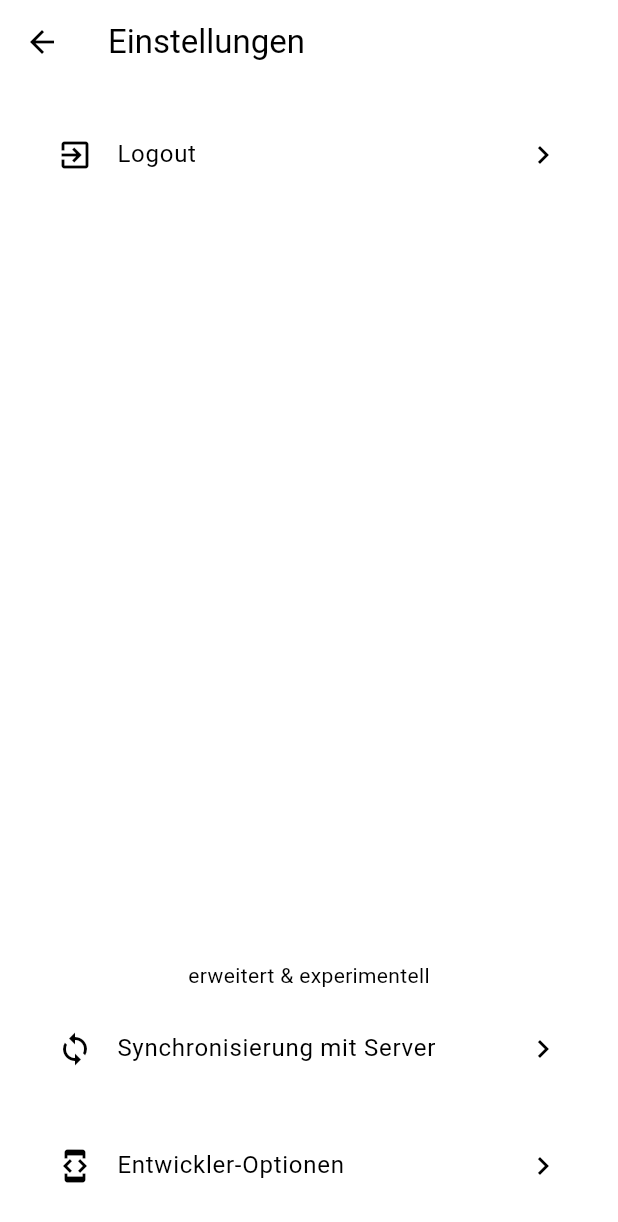
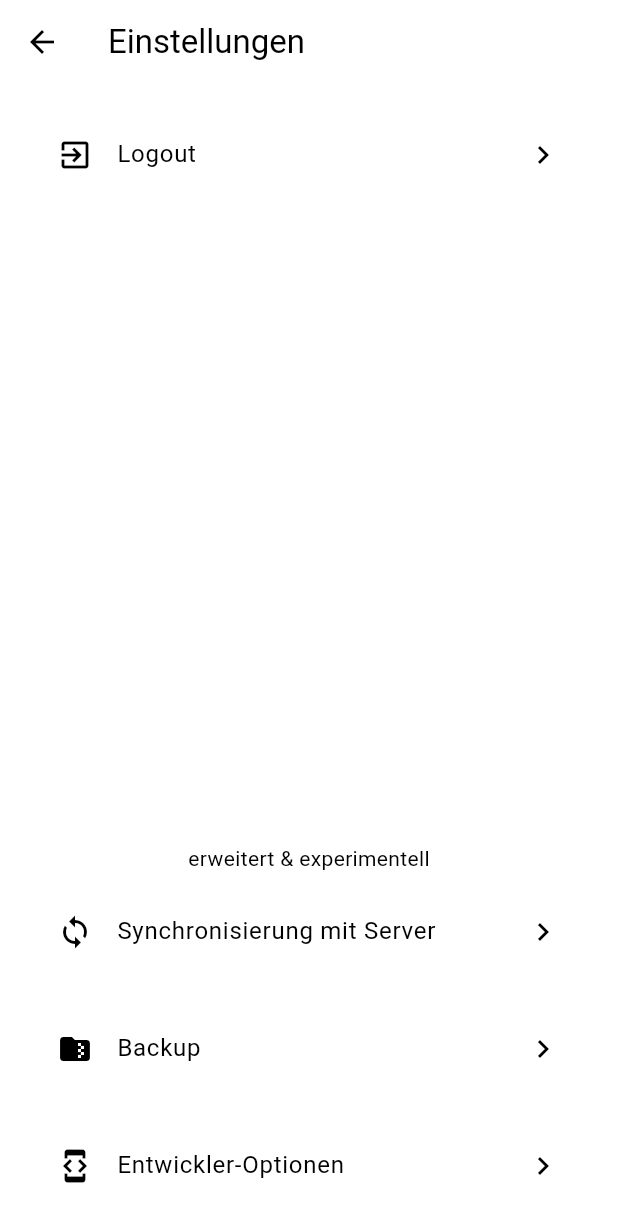
Before and after one commit to Mastbau-FN/inspector-frontend, a Flutter app: the SettingsView screen opened directly, on a phone screen of 412 x 824 dp. Shown: the top 1222 px of the screen. Run offline on Flutter 3.47's test engine with Material 2 defaults, Android fonts, the phone set to English and light mode, and no system bars; drawn by our look-alikes of dynamic_color; our stand-ins replace awesome_notifications, camera, connectivity_plus, envied, flutter_map, flutter_secure_storage and 9 more; missing offline and left inert: localstore, map_launcher; accounts and stored records are empty; generated files the repository leaves out were written again.

Commit message:
added backup tile

```diff
--- a/lib/pages/settings/settingsView.dart
+++ b/lib/pages/settings/settingsView.dart
@@ -1,3 +1,5 @@
+import 'dart:io';
+
 import 'package:MBG_Inspektionen/backend/failedRequestManager.dart';
 import 'package:MBG_Inspektionen/backend/offlineProvider.dart';
 import 'package:MBG_Inspektionen/backend/progressManagerStateNotifier.dart';
@@ -7,11 +9,14 @@ import 'package:MBG_Inspektionen/options.dart';
 import 'package:MBG_Inspektionen/pages/settings/developerSettings.dart';
 import 'package:MBG_Inspektionen/fragments/loadingscreen/loadingView.dart';
 import 'package:MBG_Inspektionen/widgets/MyListTile1.dart';
+import 'package:archive/archive_io.dart';
 import 'package:flutter/material.dart';
 import 'package:MBG_Inspektionen/pages/login/loginModel.dart';
+import 'package:path_provider/path_provider.dart';
 import 'package:provider/provider.dart';
 
 import 'package:MBG_Inspektionen/l10n/locales.dart';
+import 'package:share_plus/share_plus.dart';
 import 'package:shared_preferences/shared_preferences.dart';
 
 import '../../widgets/openNewViewTile.dart';
@@ -46,11 +51,104 @@ class SettingsView extends StatelessWidget {
             Divider(),
             Text(S.of(context).advancedSettingsHeadline),
             if (Options().canBeOffline) UploadSyncTile(),
+            if (Options().canBeOffline) BackupTile(),
             developerOptions,
             // DeleteCachedImages(),
           ],
         ),
       ),
+    );
+  }
+}
+
+class BackupTile extends StatefulWidget {
+  const BackupTile({super.key});
+
+  @override
+  State<BackupTile> createState() => _BackupTileState();
+}
+
+class _BackupTileState extends State<BackupTile> {
+  var loading = false;
+  bool? success = null;
+  var progress = 0.0;
+
+  void onPress(BuildContext context) async {
+    setState(() {
+      loading = true;
+    });
+
+    Directory? appDocDirectory = await getExternalStorageDirectory();
+    if (appDocDirectory == null) {
+      setState(() {
+        success = false;
+        loading = false;
+      });
+      showToast('couldnt get directory');
+      return;
+    }
+    try {
+      var encoder = ZipFileEncoder();
+      encoder.create(appDocDirectory.path + "/" + 'backup.zip');
+      await encoder.addDirectory(Directory(appDocDirectory.path),
+          onProgress: (progress) {
+        setState(() {
+          this.progress = progress;
+        });
+      });
+      encoder.close();
+      setState(() {
+        success = true;
+        loading = false;
+      });
+      showToast('backup created');
+      Share.shareXFiles(
+        [XFile(appDocDirectory.path + "/" + 'backup.zip')],
+        text: 'Backup von MBG Inspektionen',
+        subject: 'Backup von MBG Inspektionen',
+      );
+    } catch (e) {
+      setState(() {
+        success = false;
+        loading = false;
+      });
+      showToast('couldnt create backup');
+    }
+  }
+
+  @override
+  Widget build(BuildContext context) {
+    return MyCardListTile1(
+      icon: Icons.folder_zip,
+      text: loading
+          ? '${(progress * 100).floor()}%  ' + S.of(context).plsWait
+          : 'Backup',
+      onTap: () => onPress(context),
+      child: loading
+          ? Container(
+              height: 25,
+              width: 25,
+              // color: Colors.red,
+              child: Stack(
+                alignment: Alignment.center,
+                children: [
+                  Padding(
+                    padding: const EdgeInsets.all(4.0),
+                    child: LoadingView(),
+                  ),
+                  CircularProgressIndicator(
+                    color: Colors.green,
+                    value: progress,
+                  ),
+                ],
+              ),
+            )
+          : (success != null
+              ? Icon(
+                  success! ? Icons.check : Icons.error,
+                  color: success! ? Colors.green : Colors.red,
+                )
+              : null),
     );
   }
 }
--- a/pubspec.yaml
+++ b/pubspec.yaml
@@ -197,3 +197,6 @@ dependency_overrides:
       path: packages/camera/camera_android
       ref: 5172b44088a4082ff0899594614c5380457d341b
   intl: ^0.18.1
+  archive:
+    git:
+      url: https://github.com/Mastbau-FN/archive.git
```
Also changed, not shown: pubspec.lock.
